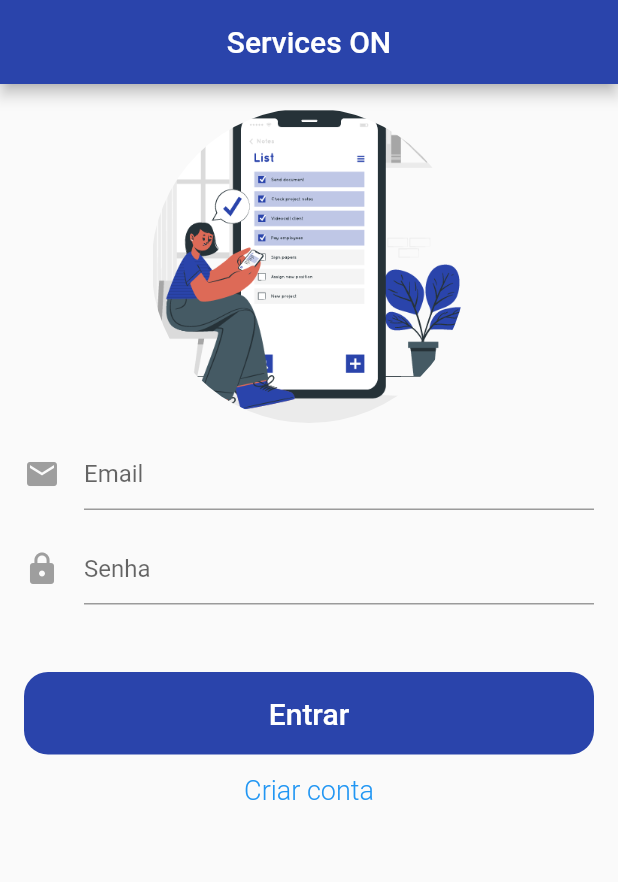
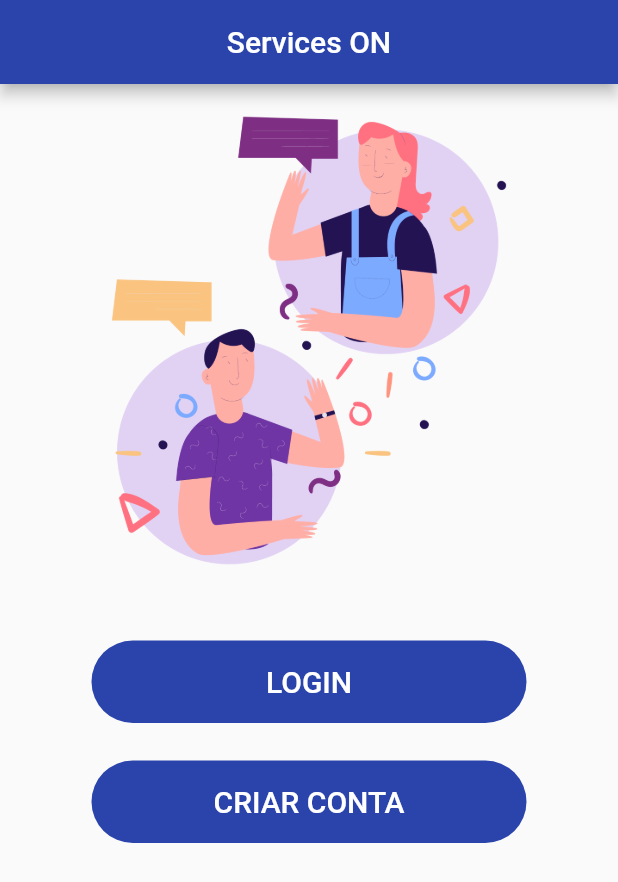
Before and after one commit to santoskarolina/ordem-servicos-app, a Flutter app: the screen it shows after launch, on a phone screen of 412 x 824 dp. Shown: the top 882 px of the screen. Run offline on Flutter 3.47's test engine with Material 2 defaults, Android fonts, the phone set to English and light mode, and no system bars; our stand-ins replace shared_preferences.

Commit message:
Add initial page

```diff
--- a/lib/main.dart
+++ b/lib/main.dart
@@ -1,5 +1,5 @@
 import 'package:flutter/material.dart';
-import 'package:flutter_application_1/pages/initial/login_page.dart';
+import 'package:flutter_application_1/pages/initial/initial_page.dart';
 
 void main() {
   runApp(const MyApp());
@@ -12,7 +12,7 @@ class MyApp extends StatelessWidget {
   Widget build(BuildContext context) {
     return const MaterialApp(
       debugShowCheckedModeBanner: false,
-      home: Loginpage()
+      home: InitialPage()
     );
   }
 }
--- a/lib/pages/initial/home_page.dart
+++ b/lib/pages/initial/home_page.dart
@@ -1,6 +1,7 @@
 import 'package:flutter/material.dart';
 import 'package:flutter_application_1/api/user_api.dart';
 import 'package:flutter_application_1/pages/initial/dashboard_page.dart';
+import 'package:flutter_application_1/pages/initial/initial_page.dart';
 import 'package:shared_preferences/shared_preferences.dart';
 
 import '../../models/user.dart';
@@ -118,7 +119,7 @@ class _HomePage extends State<HomePage> {
                 });
                Navigator.push(
                   context,
-                  MaterialPageRoute(builder: (context) => const Loginpage()),
+                  MaterialPageRoute(builder: (context) => const InitialPage()),
                 );
               },
             ),
--- /dev/null
+++ b/lib/pages/initial/initial_page.dart
@@ -0,0 +1,114 @@
+import 'package:flutter/material.dart';
+
+import 'login_page.dart';
+
+class InitialPage extends StatelessWidget {
+  const InitialPage({ Key? key }) : super(key: key);
+
+ @override
+  Widget build(BuildContext context) {
+    return Scaffold(
+      appBar: AppBar(
+          title: const Text(
+            'Services ON',
+            textAlign: TextAlign.center,
+          ),
+          automaticallyImplyLeading: false,
+          actions: null,
+          centerTitle: true,
+          backgroundColor: const Color.fromRGBO(42,68,171, 1),
+        ),
+      body: Stack(
+        children: [
+          _showForm(context),
+        ],
+      ),
+    );
+  }
+
+  Widget circleImage() {
+    return Center(
+      child : Container(
+      width: 310.0,
+      height: 310.0,
+      padding: const EdgeInsets.fromLTRB(0.0, 0.0, 0.0, 30.0),
+      decoration: const BoxDecoration(
+          shape: BoxShape.rectangle,
+          image: DecorationImage(
+          fit: BoxFit.contain,
+          image: AssetImage('assets/initial.png',)
+            )
+        ),
+     ),
+   );
+  }
+
+  Widget showPrimaryButton(context) {
+      return Padding(
+        padding: const EdgeInsets.fromLTRB(0.0, 45.0, 0.0, 0.0),
+        child: SizedBox(
+          height: 55.0,
+          child: TextButton(
+            onPressed: () {
+             Navigator.push(
+                  context,
+                  MaterialPageRoute(builder: (context) => const Loginpage(loginConfirm: true)),
+                );
+            },
+            style: TextButton.styleFrom(
+                backgroundColor: const Color.fromRGBO(42,68,171, 1),
+                fixedSize: const Size(290, 100),
+                primary: Colors.blue[600],
+                shape: RoundedRectangleBorder(
+                  borderRadius: BorderRadius.circular(36),
+                )),
+            child:  const Text(
+                    'LOGIN',
+                    style: TextStyle(color: Colors.white, fontSize: 20),
+                  ),
+          ),
+        )
+    );
+  }
+
+   Widget showPrimaryButtonCreate(context) {
+      return Padding(
+        padding: const EdgeInsets.fromLTRB(0.0, 25.0, 0.0, 0.0),
+        child: SizedBox(
+          height: 55.0,
+          child: TextButton(
+             onPressed: () {
+             Navigator.push(
+                  context,
+                  MaterialPageRoute(builder: (context) => const Loginpage(loginConfirm: false)),
+                );
+            },
+            style: TextButton.styleFrom(
+                backgroundColor: const Color.fromRGBO(42,68,171, 1),
+                fixedSize: const Size(290, 100),
+                primary: Colors.blue[600],
+                shape: RoundedRectangleBorder(
+                  borderRadius: BorderRadius.circular(36),
+                )),
+            child:  const Text(
+                    'CRIAR CONTA',
+                    style: TextStyle(color: Colors.white, fontSize: 20),
+                  ),
+          ),
+        )
+    );
+  }
+
+  Widget _showForm(context) {
+    return Container(
+        padding: const EdgeInsets.all(16.0),
+        child: Column(
+          children: [
+            circleImage(),
+              showPrimaryButton(context),
+              showPrimaryButtonCreate(context)
+          ],
+        ));
+  }
+
+}
--- a/lib/pages/initial/login_page.dart
+++ b/lib/pages/initial/login_page.dart
@@ -4,7 +4,9 @@ import 'package:flutter_application_1/models/user_model.dart';
 import 'home_page.dart';
 
 class Loginpage extends StatefulWidget {
-  const Loginpage({Key? key}) : super(key: key);
+
+  final bool loginConfirm ;
+  const Loginpage({Key? key, required this.loginConfirm}) : super(key: key);
 
   @override
   State<Loginpage> createState() => _LoginpageState();
@@ -17,8 +19,16 @@ class _LoginpageState extends State<Loginpage> {
   TextEditingController nomeController = TextEditingController();
 
   UserService userService = UserService();
+  bool _isLoginForm  = true;
   bool _isLoading  = false;
-  bool _isLoginForm  = true;
+
+  void getLoing() {
+    if (widget.loginConfirm) {
+      _isLoginForm = true;
+    } else {
+      _isLoginForm = false;
+    }
+  }
 
   void toggleFormMode() {
     resetForm();
@@ -38,7 +48,7 @@ class _LoginpageState extends State<Loginpage> {
 
  @override
  void initState(){
-   _isLoginForm = true;
+   getLoing();
    super.initState();
  }
 
@@ -129,7 +139,7 @@ class _LoginpageState extends State<Loginpage> {
             'Services ON',
             textAlign: TextAlign.center,
           ),
-          automaticallyImplyLeading: false,
+          // automaticallyImplyLeading: false,
           actions: null,
           centerTitle: true,
           backgroundColor: const Color.fromRGBO(42,68,171, 1),
@@ -146,15 +156,14 @@ class _LoginpageState extends State<Loginpage> {
   Widget circleImage() {
     return Center(
       child : Container(
-      width: 210.0,
-      height: 210.0,
-      padding: const EdgeInsets.fromLTRB(0.0, 30.0, 0.0, 30.0),
-      decoration: const BoxDecoration(
-          // color: Colors.blue,
-          shape: BoxShape.circle,
+      width: 310.0,
+      height: 250.0,
+      padding: const EdgeInsets.fromLTRB(0.0, 0.0, 0.0, 30.0),
+      decoration: BoxDecoration(
+          shape: BoxShape.rectangle,
           image: DecorationImage(
-          fit: BoxFit.cover,
-          image: AssetImage('assets/home.png',)
+          fit: BoxFit.contain,
+          image: _isLoginForm ?  const AssetImage('assets/login.png',) :  const AssetImage('assets/account.png',)
             )
         ),
      ),
@@ -244,10 +253,10 @@ class _LoginpageState extends State<Loginpage> {
             },
             style: TextButton.styleFrom(
                 backgroundColor: const Color.fromRGBO(42,68,171, 1),
-                fixedSize: const Size(390, 100),
+                fixedSize: const Size(290, 100),
                 primary: Colors.blue[600],
                 shape: RoundedRectangleBorder(
-                  borderRadius: BorderRadius.circular(16),
+                  borderRadius: BorderRadius.circular(36),
                 )),
             child: _isLoading
                 ? const Center(child: CircularProgressIndicator(
@@ -277,10 +286,10 @@ class _LoginpageState extends State<Loginpage> {
             },
             style: TextButton.styleFrom(
                 backgroundColor: const Color.fromRGBO(42,68,171, 1),
-                fixedSize: const Size(390, 100),
+                fixedSize: const Size(290, 100),
                 primary: Colors.blue[600],
                 shape: RoundedRectangleBorder(
-                  borderRadius: BorderRadius.circular(16),
+                  borderRadius: BorderRadius.circular(36),
                 )),
             child: _isLoading
                 ? const Center(child: CircularProgressIndicator(
--- a/pubspec.yaml
+++ b/pubspec.yaml
@@ -73,6 +73,9 @@ flutter:
     - assets/service.jpg
     - assets/nodata.png
     - assets/home.png
+    - assets/account.png
+    - assets/initial.png
+    - assets/login.png
 
   # An image asset can refer to one or more resolution-specific "variants", see
   # https://flutter.dev/assets-and-images/#resolution-aware.
```
Also changed, not shown: assets/account.png (added), assets/initial.png (added), assets/login.png (added).
